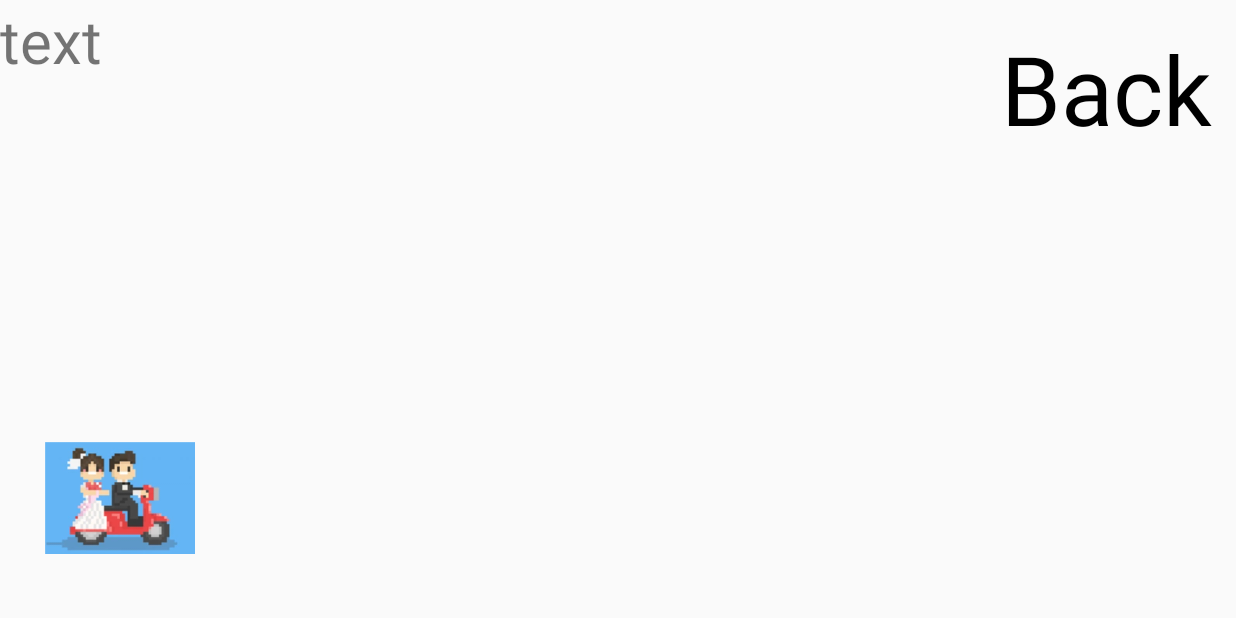
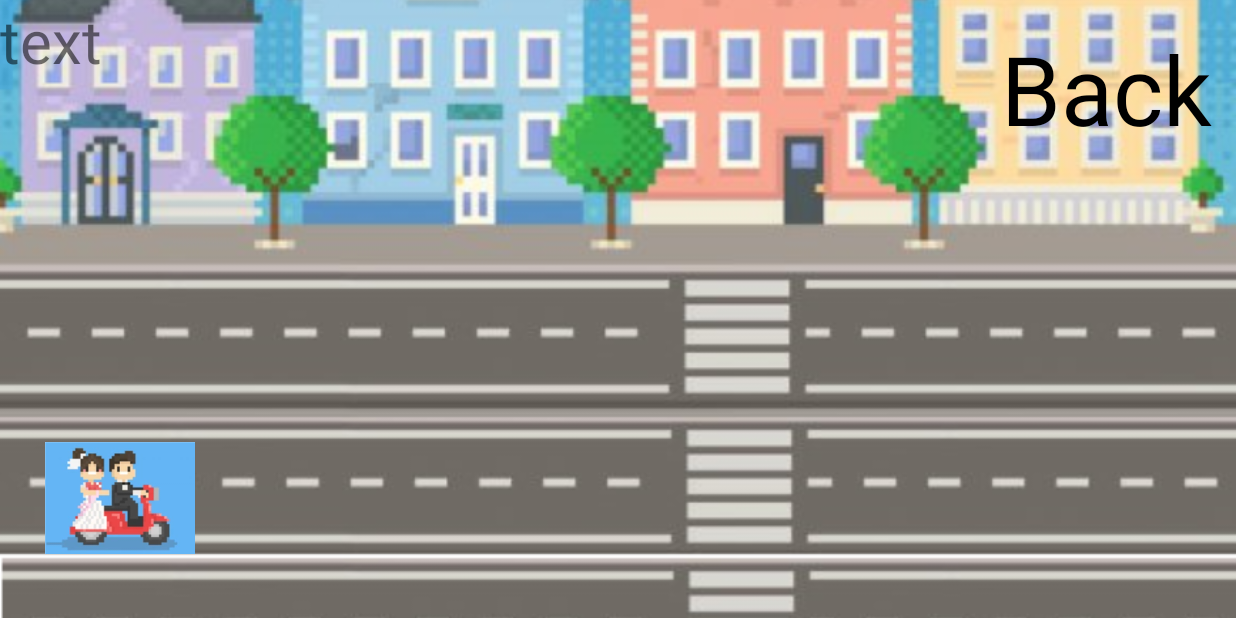
Before and after one commit to cesarpa/TarjetaMatromonio, an Android app: the GameActivity screen opened directly, with no data from a screen before it, on a phone screen of 824 x 412 dp (held sideways). Run offline under Robolectric (Android 15) with nearby library versions, the phone set to English and light mode, and no system bars.

Commit message:
TM adding new sprites

```diff
--- a/app/src/main/res/layout/activity_game.xml
+++ b/app/src/main/res/layout/activity_game.xml
@@ -7,6 +7,11 @@
     tools:context=".GameActivity"
     android:id="@+id/gameLayout">
 
+    <ImageView
+        android:layout_width="match_parent"
+        android:layout_height="match_parent"
+        android:scaleType="centerCrop"
+        android:src="@drawable/houses"></ImageView>
 
     <ImageView
         android:layout_width="100dp"
```
Also changed, not shown: app/src/main/res/drawable-v24/houses.png (added).
